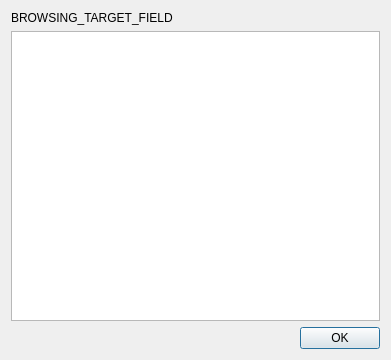
Above: qt/aqt/forms/changemap.ui from ankitects/anki before the change. Below: the same form after it.
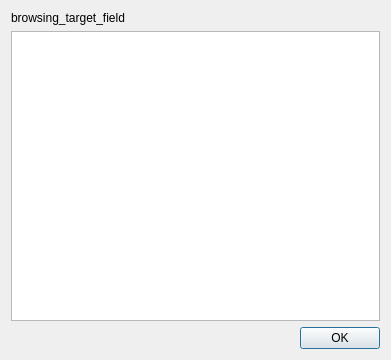
That is the form after the change.

```diff
--- a/qt/aqt/forms/changemap.ui
+++ b/qt/aqt/forms/changemap.ui
@@ -17,7 +17,7 @@
    <item>
     <widget class="QLabel" name="label">
      <property name="text">
-      <string>BROWSING_TARGET_FIELD</string>
+      <string>browsing_target_field</string>
      </property>
      <property name="wordWrap">
       <bool>true</bool>
```
Left out of the diff: 2 changed lines with no effect on the pictures.
